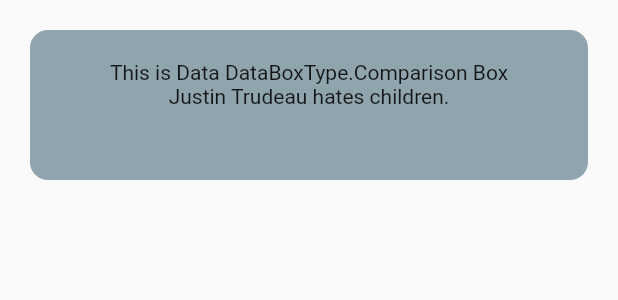
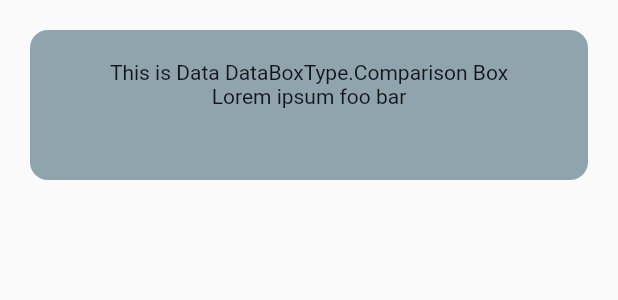
Before and after one commit to BrunoScharlau/CarbonIQ, a Flutter app: the DataBox widget shown alone on an empty page, opened directly, on a phone screen of 412 x 824 dp. Shown: the top 300 px of the screen. Run offline on Flutter 3.47's test engine with Material 2 defaults, Android fonts, the phone set to English and light mode, and no system bars.

```diff
--- a/lib/main_menu/main_menu_widgets.dart
+++ b/lib/main_menu/main_menu_widgets.dart
@@ -1,10 +1,9 @@
-
 import 'package:flutter/material.dart';
 
 class DataBox extends StatelessWidget {
   late DataBoxType type;
 
-  DataBox( DataBoxType type, {super.key}){
+  DataBox(DataBoxType type, {super.key}) {
     this.type = type;
   }
 
@@ -16,10 +15,12 @@ class DataBox extends StatelessWidget {
       height: 100,
       width: double.infinity,
       decoration: BoxDecoration(
-        borderRadius: const BorderRadius.all(Radius.circular(12)),
-        color: Colors.blueGrey[300]
+          borderRadius: const BorderRadius.all(Radius.circular(12)),
+          color: Colors.blueGrey[300]),
+      child: Text(
+        "This is Data $type Box\nLorem ipsum foo bar",
+        textAlign: TextAlign.center,
       ),
-      child: Text("This is Data $type Box\nJustin Trudeau hates children.", textAlign: TextAlign.center,),
     );
   }
 }
```
Also changed, not shown: lib/main_menu/main_menu_view.dart (+21 -10 lines), lib/registration/registration_view.dart (+10 -3 lines).
